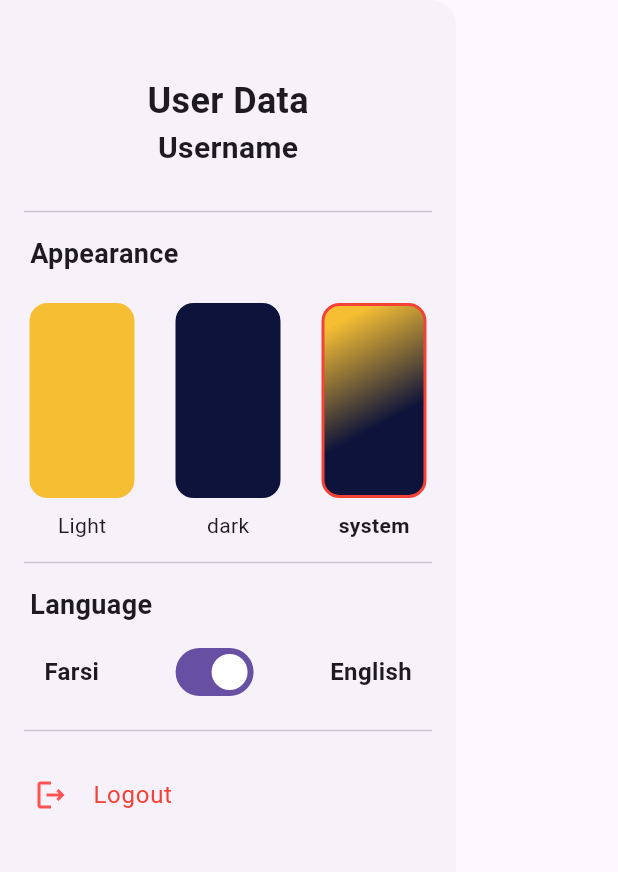
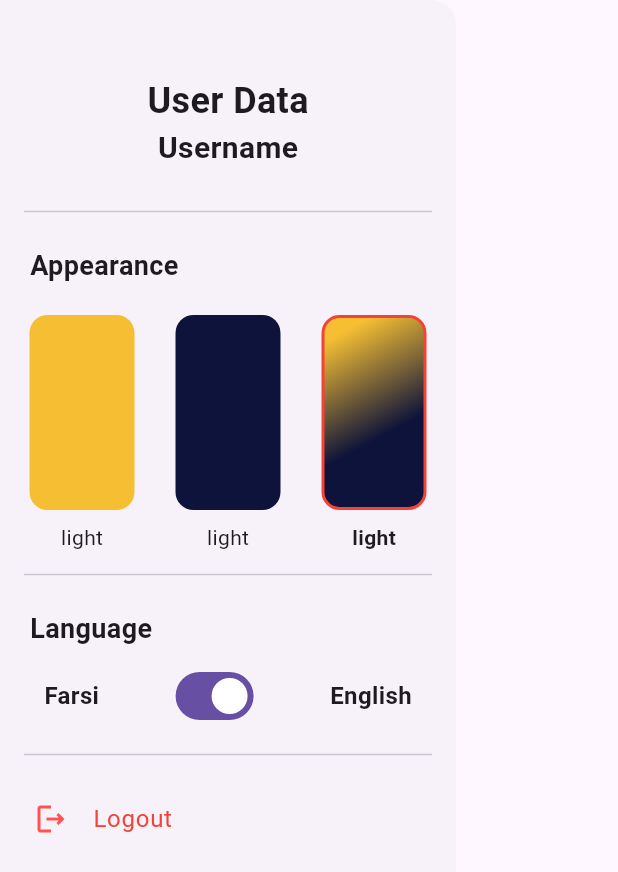
Before and after one commit to rezash76/todo_it, a Flutter app: the CustomDrawer widget shown alone on an empty page, opened directly, on a phone screen of 412 x 824 dp. Shown: the top 872 px of the screen. Run offline on Flutter 3.47's test engine with Material 2 defaults, Android fonts, the light colour scheme and no system bars; our stand-ins replace bloc, dartz, flutter_bloc, get_it, hive, hive_flutter and 1 more; accounts and stored records are empty; generated files the repository leaves out were written again.

Commit message:
some translation completed.

```diff
--- a/lib/common/feature/drawer/presentation/drawer/custom_drawer.dart
+++ b/lib/common/feature/drawer/presentation/drawer/custom_drawer.dart
@@ -60,14 +60,14 @@ class _CustomDrawerState extends State<CustomDrawer> {
                 mainAxisAlignment: MainAxisAlignment.start,
                 crossAxisAlignment: CrossAxisAlignment.start,
                 children: [
-                  const Padding(
-                    padding: EdgeInsets.only(
-                      left: 14,
-                      bottom: 8,
+                  Padding(
+                    padding: const EdgeInsets.symmetric(
+                      horizontal: 14,
+                      vertical: 8,
                     ),
                     child: Text(
-                      'Appearance',
-                      style: TextStyle(
+                      LanguageManager.shared.translation(context).appearance,
+                      style: const TextStyle(
                         fontWeight: FontWeight.bold,
                         fontSize: 18,
                       ),
@@ -134,22 +134,24 @@ class _CustomDrawerState extends State<CustomDrawer> {
             mainAxisAlignment: MainAxisAlignment.start,
             crossAxisAlignment: CrossAxisAlignment.start,
             children: [
-              const Padding(
-                padding: EdgeInsets.only(
-                  left: 14,
-                  bottom: 8,
+              Padding(
+                padding: const EdgeInsets.symmetric(
+                  horizontal: 14,
+                  vertical: 8,
                 ),
                 child: Text(
-                  'Language',
-                  style: TextStyle(fontSize: 18, fontWeight: FontWeight.bold),
+                  LanguageManager.shared.translation(context).language,
+                  style: const TextStyle(
+                      fontSize: 18, fontWeight: FontWeight.bold),
                 ),
               ),
               Row(
                 mainAxisAlignment: MainAxisAlignment.spaceAround,
                 children: [
-                  const Text(
-                    'Farsi',
-                    style: TextStyle(fontSize: 16, fontWeight: FontWeight.bold),
+                  Text(
+                    LanguageManager.shared.translation(context).farsi,
+                    style: const TextStyle(
+                        fontSize: 16, fontWeight: FontWeight.bold),
                   ),
                   Switch(
                     value: isEN,
@@ -170,9 +172,10 @@ class _CustomDrawerState extends State<CustomDrawer> {
                       }
                     },
                   ),
-                  const Text(
-                    'English',
-                    style: TextStyle(fontSize: 16, fontWeight: FontWeight.bold),
+                  Text(
+                    LanguageManager.shared.translation(context).english,
+                    style: const TextStyle(
+                        fontSize: 16, fontWeight: FontWeight.bold),
                   ),
                 ],
               ),
@@ -189,9 +192,9 @@ class _CustomDrawerState extends State<CustomDrawer> {
               Icons.logout_outlined,
               color: Colors.redAccent,
             ),
-            title: const Text(
-              'Logout',
-              style: TextStyle(color: Colors.red),
+            title: Text(
+              LanguageManager.shared.translation(context).logout,
+              style: const TextStyle(color: Colors.red),
             ),
             onTap: () {
               BlocProvider.of<LoginBloc>(context).add(LogoutEvent());
--- a/lib/common/feature/drawer/presentation/drawer/widget/custom_theme_mode.dart
+++ b/lib/common/feature/drawer/presentation/drawer/widget/custom_theme_mode.dart
@@ -1,4 +1,5 @@
 import 'package:flutter/material.dart';
+import 'package:todo_test/common/language_manager.dart';
 
 class CustomThemeMode extends StatelessWidget {
   final ThemeMode themeMode;
@@ -9,10 +10,10 @@ class CustomThemeMode extends StatelessWidget {
 
   @override
   Widget build(BuildContext context) {
-    return buildThemeMode();
+    return buildThemeMode(context);
   }
 
-  Widget buildThemeMode() {
+  Widget buildThemeMode(BuildContext context) {
     return switch (themeMode) {
       ThemeMode.light => Column(
           children: [
@@ -28,7 +29,7 @@ class CustomThemeMode extends StatelessWidget {
               ),
             ),
             Text(
-              'Light',
+              LanguageManager.shared.translation(context).light,
               style: TextStyle(
                 fontWeight: isSelected ? FontWeight.bold : FontWeight.w400,
               ),
@@ -49,7 +50,7 @@ class CustomThemeMode extends StatelessWidget {
               ),
             ),
             Text(
-              'dark',
+              LanguageManager.shared.translation(context).light,
               style: TextStyle(
                 fontWeight: isSelected ? FontWeight.bold : FontWeight.w400,
               ),
@@ -76,7 +77,7 @@ class CustomThemeMode extends StatelessWidget {
               ),
             ),
             Text(
-              'system',
+              LanguageManager.shared.translation(context).light,
               style: TextStyle(
                 fontWeight: isSelected ? FontWeight.bold : FontWeight.w400,
               ),
```
Also changed, not shown: lib/features/login_signup/presentation/screens/splash_screen.dart (+4 -3 lines), lib/features/todo/presentation/screens/home_screen.dart (+5 -2 lines), lib/features/todo/presentation/widgets/empty_task.dart (+4 -3 lines), lib/features/todo/presentation/widgets/show_add_task_buttomsheet.dart (+10 -4 lines), lib/l10n/app_en.arb (+18 -1 lines), lib/l10n/app_fa.arb (+18 -1 lines).
